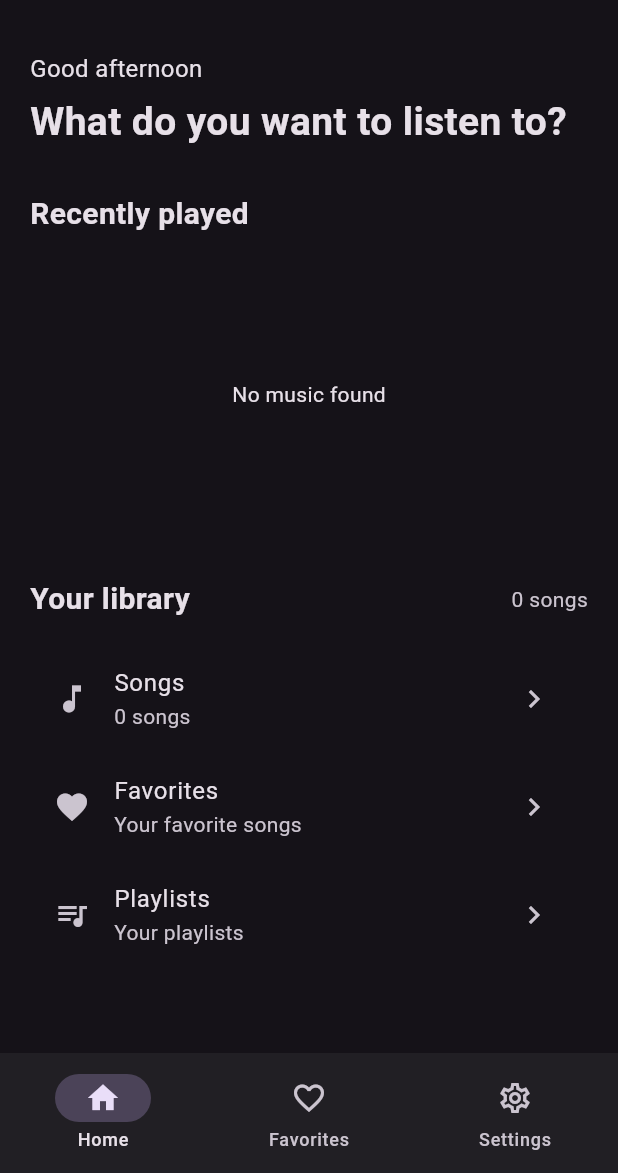
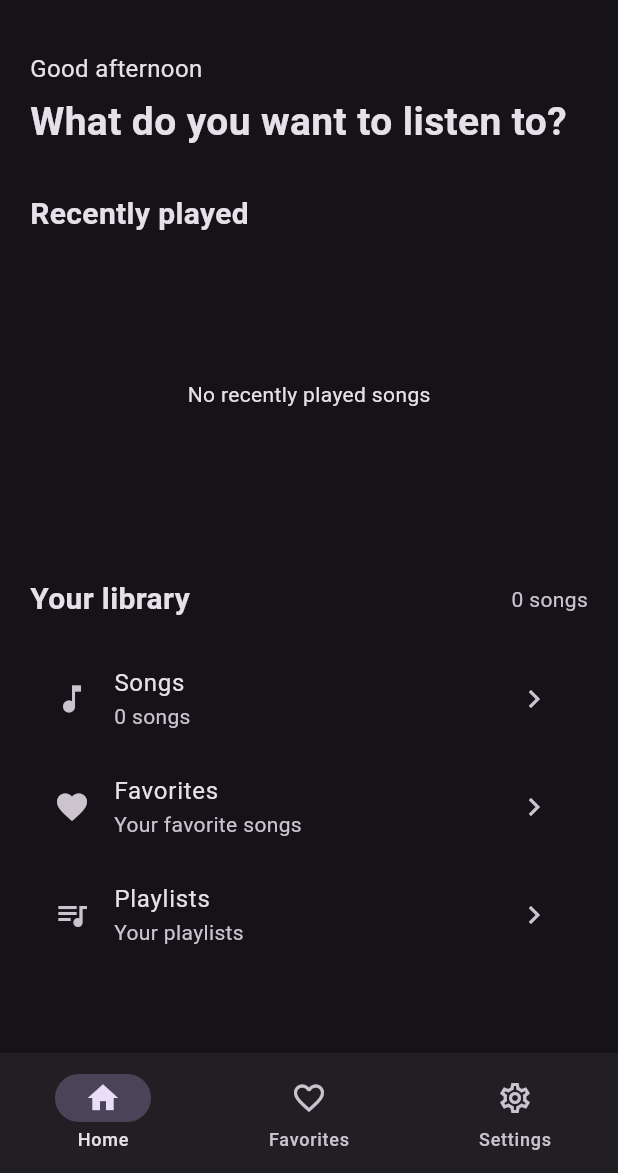
Before and after one commit to sohith-here/SachuMusic, a Flutter app: the screen it shows after launch, on a phone screen of 412 x 824 dp, the part 63-1236 px from its top. Run offline on Flutter 3.47's test engine with Material 3 defaults, Android fonts, the phone set to English and light mode, and no system bars; our stand-ins replace just_audio, on_audio_query; missing offline and left inert: just_audio_media_kit.

Commit message:
Add recently played songs

```diff
--- a/lib/screens/home_screen.dart
+++ b/lib/screens/home_screen.dart
@@ -5,6 +5,7 @@ import '../services/music_scanner.dart';
 import 'now_playing_screen.dart';
 import '../services/audio_player_service.dart';
 import 'songs_screen.dart';
+import '../services/recently_played_service.dart';
 
 class HomeScreen extends StatefulWidget {
   const HomeScreen({super.key});
@@ -75,25 +76,33 @@ class _HomeScreenState extends State<HomeScreen> {
 
                   const SizedBox(height: 16),
 
-                  SizedBox(
+                  ValueListenableBuilder<int>(
+                    valueListenable: RecentlyPlayedService.instance.changes,
+                    builder: (context, _, child) {
+                      final recentlyPlayed =
+                          RecentlyPlayedService.instance.songs;
+
+                      return SizedBox(
                         height: 180,
                         child: _isLoading
                             ? const Center(child: CircularProgressIndicator())
-                        : _songs.isEmpty
-                        ? const Center(child: Text('No music found'))
+                            : recentlyPlayed.isEmpty
+                            ? const Center(
+                                child: Text('No recently played songs'),
+                              )
                             : ListView.separated(
                                 scrollDirection: Axis.horizontal,
-                            itemCount: _songs.length,
+                                itemCount: recentlyPlayed.length,
                                 separatorBuilder: (context, index) =>
                                     const SizedBox(width: 16),
                                 itemBuilder: (context, index) {
-                              final song = _songs[index];
+                                  final song = recentlyPlayed[index];
 
                                   return GestureDetector(
                                     onTap: () async {
                                       await _player.playSong(
                                         song,
-                                    playlist: _songs,
+                                        playlist: recentlyPlayed,
                                       );
 
                                       if (!context.mounted) return;
@@ -101,7 +110,8 @@ class _HomeScreenState extends State<HomeScreen> {
                                       Navigator.push(
                                         context,
                                         MaterialPageRoute(
-                                      builder: (_) => const NowPlayingScreen(),
+                                          builder: (_) =>
+                                              const NowPlayingScreen(),
                                         ),
                                       );
                                     },
@@ -118,10 +128,14 @@ class _HomeScreenState extends State<HomeScreen> {
                                           mainAxisAlignment:
                                               MainAxisAlignment.center,
                                           children: [
-                                        const Icon(Icons.music_note, size: 48),
+                                            const Icon(
+                                              Icons.music_note,
+                                              size: 48,
+                                            ),
                                             const SizedBox(height: 12),
                                             Padding(
-                                          padding: const EdgeInsets.symmetric(
+                                              padding:
+                                                  const EdgeInsets.symmetric(
                                                     horizontal: 10,
                                                   ),
                                               child: Text(
@@ -138,6 +152,8 @@ class _HomeScreenState extends State<HomeScreen> {
                                   );
                                 },
                               ),
+                      );
+                    },
                   ),
 
                   const SizedBox(height: 32),
--- a/lib/services/audio_player_service.dart
+++ b/lib/services/audio_player_service.dart
@@ -3,6 +3,7 @@ import 'dart:math';
 
 import 'package:just_audio/just_audio.dart';
 
+import 'recently_played_service.dart';
 import '../models/song.dart';
 
 class AudioPlayerService {
@@ -17,6 +18,7 @@ class AudioPlayerService {
   static final AudioPlayerService instance = AudioPlayerService._();
 
   final AudioPlayer player = AudioPlayer();
+  final RecentlyPlayedService _recentlyPlayed = RecentlyPlayedService.instance;
 
   List<Song> _playlist = [];
   List<Song> _originalPlaylist = [];
@@ -82,6 +84,7 @@ class AudioPlayerService {
   // ============================================================
 
   Future<void> playSong(Song song, {required List<Song> playlist}) async {
+    _recentlyPlayed.addSong(song);
     if (song.path == null || song.path!.isEmpty) {
       return;
     }
--- /dev/null
+++ b/lib/services/recently_played_service.dart
@@ -0,0 +1,26 @@
+import 'package:flutter/foundation.dart';
+
+import '../models/song.dart';
+
+class RecentlyPlayedService {
+  RecentlyPlayedService._();
+
+  static final RecentlyPlayedService instance = RecentlyPlayedService._();
+
+  final List<Song> _songs = [];
+
+  final ValueNotifier<int> changes = ValueNotifier<int>(0);
+
+  List<Song> get songs => List.unmodifiable(_songs);
+
+  void addSong(Song song) {
+    _songs.removeWhere((item) => item.id == song.id);
+    _songs.insert(0, song);
+
+    if (_songs.length > 20) {
+      _songs.removeLast();
+    }
+
+    changes.value++;
+  }
+}
```
Lines whose indentation alone changed are shown as unchanged.
